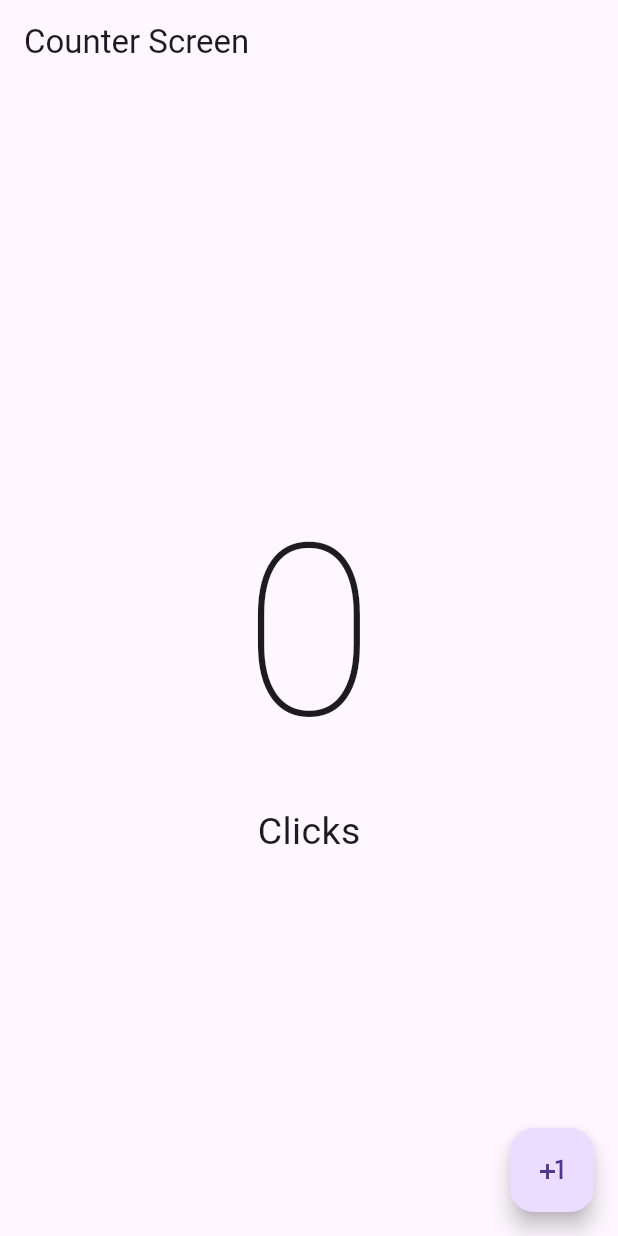
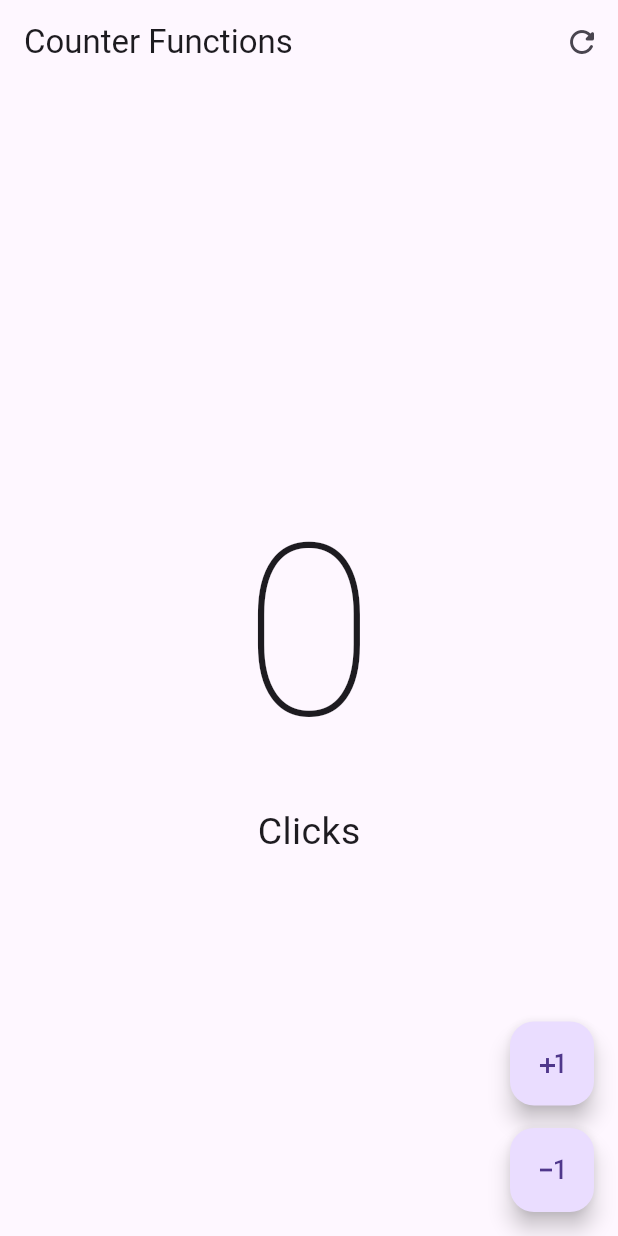
Before and after one commit to DanielGarciaPluma/Practicas-DMI-230187, a Flutter app: the screen it shows after launch, on a phone screen of 412 x 824 dp. Run offline on Flutter 3.47's test engine with Material 3 defaults, Android fonts, the phone set to English and light mode, and no system bars.

Commit message:
actualizacion de la practica
Se siguio con la practica de contador suma, resta y reseteo - Diseño de la pantalla

```diff
--- a/hello_world_app/lib/Presentation/Screens/counter/counter_screen.dart
+++ b/hello_world_app/lib/Presentation/Screens/counter/counter_screen.dart
@@ -1,20 +1,30 @@
 import 'package:flutter/material.dart';
 
-class CounterScreen extends StatefulWidget {
-  const CounterScreen({super.key});
+class CounterFunctionsScreen extends StatefulWidget {
+  const CounterFunctionsScreen({super.key});
 
   @override
-  State<CounterScreen> createState() => _CounterScreenState();
+  State<CounterFunctionsScreen> createState() => _CounterFunctionsScreenState();
 }
 
-class _CounterScreenState extends State<CounterScreen> {
+class _CounterFunctionsScreenState extends State<CounterFunctionsScreen> {
   int clickCounter = 0;
 
   @override
   Widget build(BuildContext context) {
     return Scaffold(
       appBar: AppBar(
-        title: const Text('Counter Screen'),
+        title: const Text('Counter Functions'),
+        actions: [
+          IconButton(
+            icon: Icon(Icons.refresh_rounded),
+            onPressed: () {
+              setState(() {
+                clickCounter = 0;
+              });
+            },
+          ),
+        ],
       ),
         body: Center(
           child: Column(
@@ -22,25 +32,33 @@ class _CounterScreenState extends State<CounterScreen> {
             children: [
               Text('$clickCounter',
                 style: const TextStyle(
-                    fontSize: 160, fontWeight: FontWeight.w100)),
-
-            Text('Click${ clickCounter == 1 ? '':'s' }', style: const TextStyle(fontSize: 25))
-
-            // if( clickCounter == 1 )
-            //   const Text('Click', style: TextStyle(fontSize: 25)),
-
-            // if( clickCounter != 1 )
-            //   const Text('Clicks', style: TextStyle(fontSize: 25)),
+                  fontSize: 160, fontWeight: FontWeight.w100 )),
+              Text('Click${clickCounter == 1 ? '' : 's' }', style: TextStyle( fontSize: 25 ))
             ],
           ),
         ),
-      floatingActionButton: FloatingActionButton(
+        floatingActionButton: Column(
+          mainAxisAlignment: MainAxisAlignment.end,
+          children: [
+            FloatingActionButton(
               onPressed: () {
-          clickCounter++;
+                clickCounter ++;
                 setState(() {});
               },
-        child: const Icon(Icons.plus_one),
+              child: const Icon( Icons.plus_one ),
             ),
+
+            SizedBox(height: 15,),
+
+            FloatingActionButton(
+              onPressed: () {
+                clickCounter --;
+                setState(() {});
+              },
+              child: const Icon( Icons.exposure_minus_1_outlined ),
+            ),
+          ],
+        )
       );
   }
 }
--- a/hello_world_app/lib/main.dart
+++ b/hello_world_app/lib/main.dart
@@ -1,5 +1,5 @@
 import 'package:flutter/material.dart';
-import 'package:hello_world_app/Presentation/Screens/counter/counter_screen.dart';
+import 'Presentation/Screens/counter/counter_screen.dart';
 
 void main() {
   runApp(const MyApp());
@@ -13,7 +13,7 @@ class MyApp extends StatelessWidget {
   Widget build(BuildContext context) {
     return const MaterialApp(
       debugShowCheckedModeBanner: false,
-      home: CounterScreen()
+      home: CounterFunctionsScreen()
     );
   }
 }
```
Lines whose indentation alone changed are shown as unchanged.
